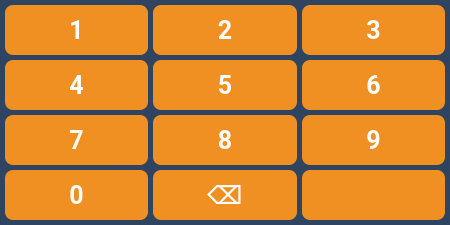
First picture: the form in client/GUI/ui/widgets/widget_3_29_keyboard.ui, repository komrade2801/AutoSklad, before the edit.
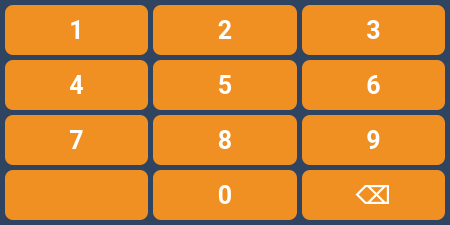
Second picture: the form after the edit. Icons and pictures are not drawn.

Commit message: fix(ui_keyboard): Adjust button geometries for better layout alignment in the keyboard widget

```diff
--- a/client/GUI/ui/widgets/widget_3_29_keyboard.ui
+++ b/client/GUI/ui/widgets/widget_3_29_keyboard.ui
@@ -159,9 +159,9 @@
    </property>
    <property name="geometry">
     <rect>
-     <x>5</x>
+     <x>153</x>
      <y>170</y>
-     <width>143</width>
+     <width>144</width>
      <height>50</height>
     </rect>
    </property>
@@ -411,9 +411,9 @@
    </property>
    <property name="geometry">
     <rect>
-     <x>153</x>
+     <x>302</x>
      <y>170</y>
-     <width>144</width>
+     <width>143</width>
      <height>50</height>
     </rect>
    </property>
@@ -447,7 +447,7 @@
    </property>
    <property name="geometry">
     <rect>
-     <x>302</x>
+     <x>5</x>
      <y>170</y>
      <width>143</width>
      <height>50</height>
```
The commit also changes 1 other file.
